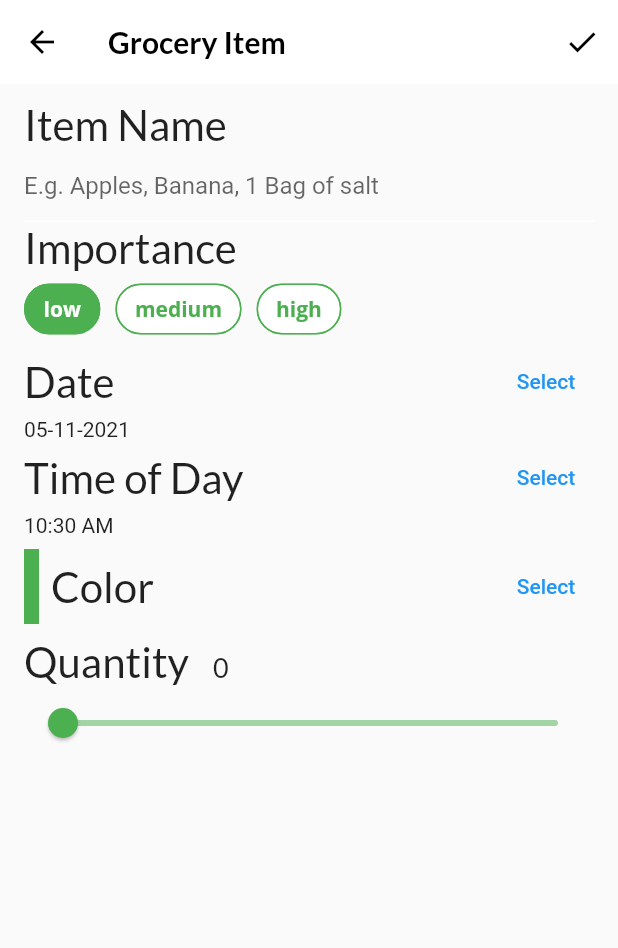
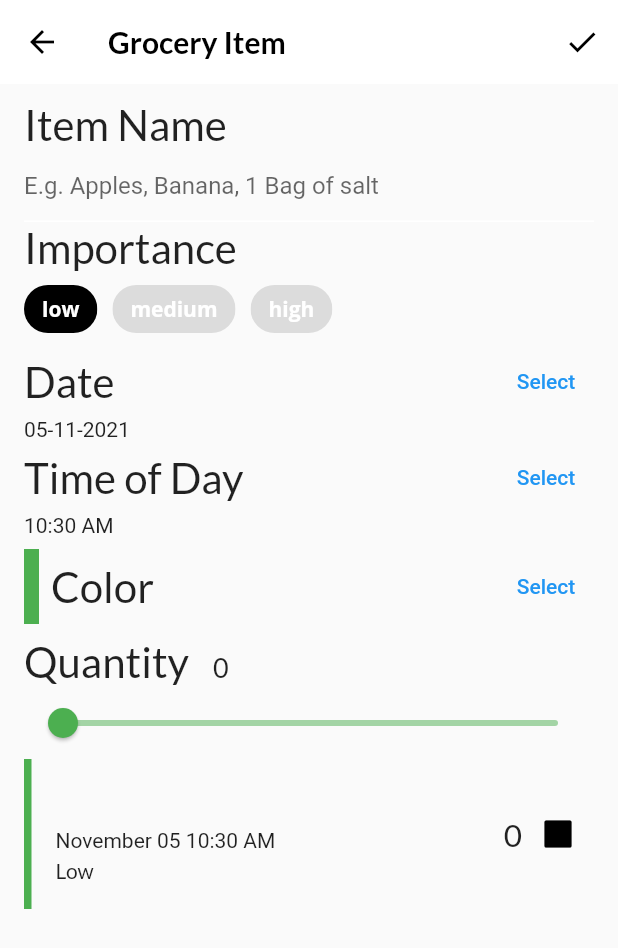
Before and after one commit to msx-git/fooderlich, a Flutter app: the GroceryItemPage screen opened directly with empty values, on a phone screen of 412 x 824 dp. Shown: the top 948 px of the screen. Run offline on Flutter 3.47's test engine with Material 2 defaults, Android fonts, the phone set to English and light mode, and no system bars; our stand-ins replace flutter_colorpicker, google_fonts.

Commit message:
Foodelich app from Flutter Apprentice

```diff
--- /dev/null
+++ b/lib/components/grocery_tile.dart
@@ -0,0 +1,122 @@
+import 'package:flutter/material.dart';
+import 'package:google_fonts/google_fonts.dart';
+import 'package:intl/intl.dart';
+import '../models/grocery_item.dart';
+
+class GroceryTile extends StatelessWidget {
+  final GroceryItem item;
+  // 2
+  final Function(bool?)? onComplete;
+  // 3
+  final TextDecoration textDecoration;
+
+  // 4
+  GroceryTile({
+    Key? key,
+    required this.item,
+    this.onComplete,
+  }) : textDecoration =
+  item.isComplete ? TextDecoration.lineThrough : TextDecoration.none,
+        super(key: key);
+
+  @override
+  Widget build(BuildContext context) {
+    return SizedBox(
+      height: 100.0,
+      child: Row(
+        mainAxisAlignment: MainAxisAlignment.spaceBetween,
+        children: [
+          Row(
+            children: [
+              // 2
+              Container(width: 5.0, color: item.color),
+// 3
+              const SizedBox(width: 16.0),
+// 4
+              Column(
+                mainAxisAlignment: MainAxisAlignment.center,
+                crossAxisAlignment: CrossAxisAlignment.start,
+                children: [
+                  // 5
+                  Text(
+                    item.name,
+                    style: GoogleFonts.lato(
+                        decoration: textDecoration,
+                        fontSize: 21.0,
+                        fontWeight: FontWeight.bold),
+                  ),
+                  const SizedBox(height: 4.0),
+                  buildDate(),
+                  const SizedBox(height: 4.0),
+                  buildImportance(),
+                ],
+              ),
+
+            ],
+          ),
+          // 6
+          Row(
+            children: [
+              // 7
+              Text(item.quantity.toString(),
+                style:
+                GoogleFonts.lato(
+                    decoration: textDecoration,
+                    fontSize: 21.0),
+              ),
+              // 8
+              buildCheckbox(),
+            ],
+          ),
+
+        ],
+      ),
+    );
+  }
+
+  Widget buildImportance() {
+    if (item.importance == Importance.low) {
+      return Text(
+          'Low',
+          style: GoogleFonts.lato(decoration: textDecoration));
+    } else if (item.importance == Importance.medium) {
+      return Text(
+          'Medium',
+          style: GoogleFonts.lato(
+              fontWeight: FontWeight.w800,
+              decoration: textDecoration));
+    } else if (item.importance == Importance.high) {
+      return Text(
+        'High',
+        style: GoogleFonts.lato(
+          color: Colors.red,
+          fontWeight: FontWeight.w900,
+          decoration: textDecoration,
+        ),
+      );
+    } else {
+      throw Exception('This importance type does not exist');
+    }
+  }
+
+
+  Widget buildDate() {
+    final dateFormatter = DateFormat('MMMM dd h:mm a');
+    final dateString = dateFormatter.format(item.date);
+    return Text(
+      dateString,
+      style: TextStyle(decoration: textDecoration),
+    );
+  }
+
+
+  Widget buildCheckbox() {
+    return Checkbox(
+      // 1
+      value: item.isComplete,
+      // 2
+      onChanged: onComplete,
+    );
+  }
+
+}
--- a/lib/components/recipe_thumbnail.dart
+++ b/lib/components/recipe_thumbnail.dart
@@ -9,7 +9,7 @@ class RecipeThumbnail extends StatelessWidget {
   @override
   Widget build(BuildContext context) {
     return Container(
-      padding: const EdgeInsets.only(left: 10, top: 12, right: 10),
+      padding: const EdgeInsets.symmetric(horizontal: 8, vertical: 10),
       child: Column(
         crossAxisAlignment: CrossAxisAlignment.start,
         children: [
--- a/lib/models/grocery_manager.dart
+++ b/lib/models/grocery_manager.dart
@@ -6,7 +6,7 @@ class GroceryManager extends ChangeNotifier {
 
   List<GroceryItem> get groceryItems => List.unmodifiable(_groceryItems);
 
-  void _deleteItem(int index){
+  void deleteItem(int index){
     _groceryItems.removeAt(index);
     notifyListeners();
   }
--- a/lib/pages/grocery_item_page.dart
+++ b/lib/pages/grocery_item_page.dart
@@ -1,4 +1,5 @@
 import 'package:flutter/material.dart';
+import 'package:fooderlich/components/grocery_tile.dart';
 import 'package:fooderlich/models/models.dart';
 import 'package:google_fonts/google_fonts.dart';
 import 'package:flutter_colorpicker/flutter_colorpicker.dart';
@@ -68,14 +69,36 @@ class _GroceryItemPageState extends State<GroceryItemPage> {
 
   @override
   Widget build(BuildContext context) {
-    // TODO 12: Add GroceryItemScreen Scaffold
     return Scaffold(
       appBar: AppBar(
         actions: [
           IconButton(
             icon: const Icon(Icons.check),
             onPressed: () {
-              // TODO 24: Add callback handler
+              // 1
+              final groceryItem = GroceryItem(
+                id: widget.originalItem?.id ?? const Uuid().v1(),
+                name: _nameController.text,
+                importance: _importance,
+                color: _currentColor,
+                quantity: _currentSliderValue,
+                date: DateTime(
+                  _dueDate.year,
+                  _dueDate.month,
+                  _dueDate.day,
+                  _timeOfDay.hour,
+                  _timeOfDay.minute,
+                ),
+              );
+
+              if (widget.isUpdating) {
+                // 2
+                widget.onUpdate(groceryItem);
+              } else {
+                // 3
+                widget.onCreate(groceryItem);
+              }
+
             },
           )
         ],
@@ -96,7 +119,23 @@ class _GroceryItemPageState extends State<GroceryItemPage> {
           buildColorPicker(context),
           const SizedBox(height: 8),
           buildQuantityField(),
-          // TODO: 19: Add Grocery Tile
+          GroceryTile(
+            item: GroceryItem(
+              id: 'previewMode',
+              name: _name,
+              importance: _importance,
+              color: _currentColor,
+              quantity: _currentSliderValue,
+              date: DateTime(
+                _dueDate.year,
+                _dueDate.month,
+                _dueDate.day,
+                _timeOfDay.hour,
+                _timeOfDay.minute,
+              ),
+            ),
+          ),
+
         ],
       ),
     );
@@ -128,61 +167,58 @@ class _GroceryItemPageState extends State<GroceryItemPage> {
   }
 
   Widget buildImportanceField() {
+    // 1
     return Column(
       crossAxisAlignment: CrossAxisAlignment.start,
       children: [
-        Text('Importance', style: GoogleFonts.lato(fontSize: 28.0)),
+        // 2
+        Text(
+          'Importance',
+          style: GoogleFonts.lato(fontSize: 28.0),
+        ),
+        // 3
         Wrap(
           spacing: 10.0,
           children: [
+            // 4
             ChoiceChip(
-              selectedColor: Colors.green,
-              side: const BorderSide(color: Colors.green),
-              backgroundColor: Colors.white,
-              label: Text('low', style: TextStyle(color: chipLabelColor1)),
+              // 5
+              selectedColor: Colors.black,
+              // 6
               selected: _importance == Importance.low,
+              label: const Text(
+                'low',
+                style: TextStyle(color: Colors.white),
+              ),
+              // 7
               onSelected: (selected) {
-                setState(() {
-                  _importance = Importance.low;
-                  chipLabelColor1 = Colors.white;
-                  chipLabelColor2 = Colors.green;
-                  chipLabelColor3 = Colors.green;
-                });
+                setState(() => _importance = Importance.low);
               },
             ),
             ChoiceChip(
-              selectedColor: Colors.green,
-              backgroundColor: Colors.white,
-              side: const BorderSide(color: Colors.green),
-              label: Text('medium', style: TextStyle(color: chipLabelColor2)),
+              selectedColor: Colors.black,
               selected: _importance == Importance.medium,
-              disabledColor: Colors.purple,
+              label: const Text(
+                'medium',
+                style: TextStyle(color: Colors.white),
+              ),
               onSelected: (selected) {
-                setState(() {
-                  _importance = Importance.medium;
-                  chipLabelColor1 = Colors.green;
-                  chipLabelColor2 = Colors.white;
-                  chipLabelColor3 = Colors.green;
-                });
+                setState(() => _importance = Importance.medium);
               },
             ),
             ChoiceChip(
-              selectedColor: Colors.green,
-              backgroundColor: Colors.white,
-              side: const BorderSide(color: Colors.green),
-              label: Text('high', style: TextStyle(color: chipLabelColor3)),
+              selectedColor: Colors.black,
               selected: _importance == Importance.high,
+              label: const Text(
+                'high',
+                style: TextStyle(color: Colors.white),
+              ),
               onSelected: (selected) {
-                setState(() {
-                  _importance = Importance.high;
-                  chipLabelColor1 = Colors.green;
-                  chipLabelColor2 = Colors.green;
-                  chipLabelColor3 = Colors.white;
-                });
+                setState(() => _importance = Importance.high);
               },
             ),
           ],
-        ),
+        )
       ],
     );
   }
--- a/lib/pages/grocery_page.dart
+++ b/lib/pages/grocery_page.dart
@@ -2,6 +2,7 @@ import 'package:flutter/material.dart';
 import 'package:fooderlich/models/grocery_manager.dart';
 import 'package:fooderlich/pages/empty_grocery_page.dart';
 import 'package:fooderlich/pages/grocery_item_page.dart';
+import 'package:fooderlich/pages/grocey_list_page.dart';
 import 'package:provider/provider.dart';
 
 class GroceryPage extends StatelessWidget {
@@ -38,7 +39,7 @@ class GroceryPage extends StatelessWidget {
       builder: (context, manager, child) {
         if (manager.groceryItems.isNotEmpty) {
           // TODO 25: Add GroceryListScreen
-          return Container();
+          return GroceryListPage(manager: manager);
         } else {
           return const EmptyGroceryPage();
         }
--- a/lib/pages/home_page.dart
+++ b/lib/pages/home_page.dart
@@ -40,7 +40,7 @@ class _HomeState extends State<Home> {
           ),
           // 2
           // TODO: Replace body
-          body: pages[tabManager.selectedTab],
+          body: IndexedStack(index: tabManager.selectedTab, children: pages),
           bottomNavigationBar: BottomNavigationBar(
             selectedItemColor:
                 Theme.of(context).textSelectionTheme.selectionColor,
```
Also changed, not shown: lib/pages/grocey_list_page.dart (+80 -0 lines).
